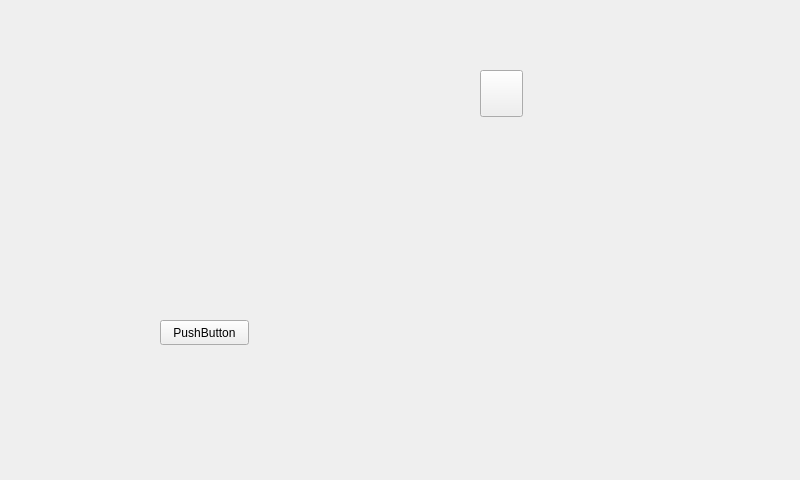
Old version of the form digitbutton.ui in the repository johnchang20/stirrer.
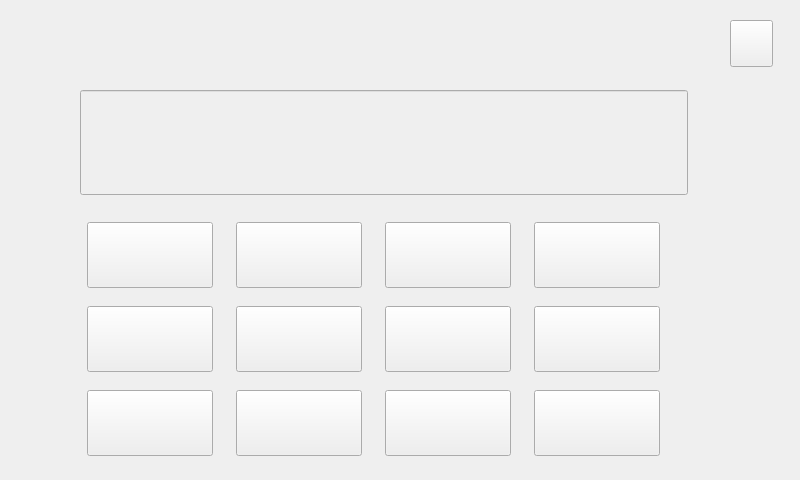
New version of the form. Icons and pictures are not drawn.

```diff
--- a/digitbutton.ui
+++ b/digitbutton.ui
@@ -16,21 +16,8 @@
   <widget class="QPushButton" name="pushButton">
    <property name="geometry">
     <rect>
-     <x>160</x>
-     <y>320</y>
-     <width>89</width>
-     <height>25</height>
-    </rect>
-   </property>
-   <property name="text">
-    <string>PushButton</string>
-   </property>
-  </widget>
-  <widget class="QPushButton" name="pushButton_2">
-   <property name="geometry">
-    <rect>
-     <x>480</x>
-     <y>70</y>
+     <x>730</x>
+     <y>20</y>
      <width>43</width>
      <height>47</height>
     </rect>
@@ -54,6 +41,476 @@
     <string/>
    </property>
   </widget>
+  <widget class="QLineEdit" name="input_area">
+   <property name="enabled">
+    <bool>false</bool>
+   </property>
+   <property name="geometry">
+    <rect>
+     <x>80</x>
+     <y>90</y>
+     <width>608</width>
+     <height>105</height>
+    </rect>
+   </property>
+   <property name="minimumSize">
+    <size>
+     <width>608</width>
+     <height>105</height>
+    </size>
+   </property>
+   <property name="maximumSize">
+    <size>
+     <width>608</width>
+     <height>105</height>
+    </size>
+   </property>
+   <property name="font">
+    <font>
+     <pointsize>40</pointsize>
+    </font>
+   </property>
+   <property name="styleSheet">
+    <string notr="true">QLineEdit{
+	border-image: url(:/pictures/keyboard/input_area.png);
+	color:black;
+}</string>
+   </property>
+   <property name="alignment">
+    <set>Qt::AlignCenter</set>
+   </property>
+   <property name="readOnly">
+    <bool>true</bool>
+   </property>
+  </widget>
+  <widget class="QLabel" name="logo_keyboard">
+   <property name="geometry">
+    <rect>
+     <x>30</x>
+     <y>10</y>
+     <width>156</width>
+     <height>41</height>
+    </rect>
+   </property>
+   <property name="minimumSize">
+    <size>
+     <width>156</width>
+     <height>41</height>
+    </size>
+   </property>
+   <property name="maximumSize">
+    <size>
+     <width>156</width>
+     <height>41</height>
+    </size>
+   </property>
+   <property name="styleSheet">
+    <string notr="true">border-image: url(:/pictures/keyboard/logo_keyboard.png);</string>
+   </property>
+   <property name="text">
+    <string/>
+   </property>
+  </widget>
+  <widget class="QLabel" name="tips">
+   <property name="geometry">
+    <rect>
+     <x>90</x>
+     <y>60</y>
+     <width>270</width>
+     <height>21</height>
+    </rect>
+   </property>
+   <property name="minimumSize">
+    <size>
+     <width>270</width>
+     <height>21</height>
+    </size>
+   </property>
+   <property name="sizeIncrement">
+    <size>
+     <width>270</width>
+     <height>21</height>
+    </size>
+   </property>
+   <property name="styleSheet">
+    <string notr="true">border-image: url(:/pictures/keyboard/tips.png);</string>
+   </property>
+   <property name="text">
+    <string/>
+   </property>
+  </widget>
+  <widget class="QWidget" name="">
+   <property name="geometry">
+    <rect>
+     <x>70</x>
+     <y>210</y>
+     <width>611</width>
+     <height>261</height>
+    </rect>
+   </property>
+   <layout class="QGridLayout" name="gridLayout">
+    <item row="0" column="0">
+     <widget class="QPushButton" name="seven7">
+      <property name="minimumSize">
+       <size>
+        <width>126</width>
+        <height>66</height>
+       </size>
+      </property>
+      <property name="maximumSize">
+       <size>
+        <width>126</width>
+        <height>66</height>
+       </size>
+      </property>
+      <property name="styleSheet">
+       <string notr="true">QPushButton{
+border-image: url(:/pictures/keyboard/7.png);
+}
+QPushButton:pressed{
+	border-image: url(:/pictures/keyboard/7_deep.png);
+}</string>
+      </property>
+      <property name="text">
+       <string/>
+      </property>
+      <property name="checkable">
+       <bool>false</bool>
+      </property>
+     </widget>
+    </item>
+    <item row="0" column="1">
+     <widget class="QPushButton" name="eight8">
+      <property name="minimumSize">
+       <size>
+        <width>126</width>
+        <height>66</height>
+       </size>
+      </property>
+      <property name="maximumSize">
+       <size>
+        <width>126</width>
+        <height>66</height>
+       </size>
+      </property>
+      <property name="styleSheet">
+       <string notr="true">QPushButton{
+border-image: url(:/pictures/keyboard/8.png);
+}
+QPushButton:pressed{
+	border-image: url(:/pictures/keyboard/8_deep.png);
+}</string>
+      </property>
+      <property name="text">
+       <string/>
+      </property>
+      <property name="checkable">
+       <bool>false</bool>
+      </property>
+     </widget>
+    </item>
+    <item row="0" column="2">
+     <widget class="QPushButton" name="nine9">
+      <property name="minimumSize">
+       <size>
+        <width>126</width>
+        <height>66</height>
+       </size>
+      </property>
+      <property name="maximumSize">
+       <size>
+        <width>126</width>
+        <height>66</height>
+       </size>
+      </property>
+      <property name="styleSheet">
+       <string notr="true">QPushButton{
+border-image: url(:/pictures/keyboard/9.png);
+}
+QPushButton:pressed{
+	border-image: url(:/pictures/keyboard/9_deep.png);
+}</string>
+      </property>
+      <property name="text">
+       <string/>
+      </property>
+      <property name="checkable">
+       <bool>false</bool>
+      </property>
+     </widget>
+    </item>
+    <item row="0" column="3">
+     <widget class="QPushButton" name="zero0">
+      <property name="minimumSize">
+       <size>
+        <width>126</width>
+        <height>66</height>
+       </size>
+      </property>
+      <property name="maximumSize">
+       <size>
+        <width>126</width>
+        <height>66</height>
+       </size>
+      </property>
+      <property name="styleSheet">
+       <string notr="true">QPushButton{
+border-image: url(:/pictures/keyboard/0.png);
+}
+QPushButton:pressed{
+	border-image: url(:/pictures/keyboard/0_deep.png);
+}</string>
+      </property>
+      <property name="text">
+       <string/>
+      </property>
+      <property name="checkable">
+       <bool>false</bool>
+      </property>
+     </widget>
+    </item>
+    <item row="1" column="0">
+     <widget class="QPushButton" name="four4">
+      <property name="minimumSize">
+       <size>
+        <width>126</width>
+        <height>66</height>
+       </size>
+      </property>
+      <property name="maximumSize">
+       <size>
+        <width>126</width>
+        <height>66</height>
+       </size>
+      </property>
+      <property name="styleSheet">
+       <string notr="true">QPushButton{
+border-image: url(:/pictures/keyboard/4.png);
+}
+QPushButton:pressed{
+	border-image: url(:/pictures/keyboard/4_deep.png);
+}</string>
+      </property>
+      <property name="text">
+       <string/>
+      </property>
+      <property name="checkable">
+       <bool>false</bool>
+      </property>
+     </widget>
+    </item>
+    <item row="1" column="1">
+     <widget class="QPushButton" name="five5">
+      <property name="minimumSize">
+       <size>
+        <width>126</width>
+        <height>66</height>
+       </size>
+      </property>
+      <property name="maximumSize">
+       <size>
+        <width>126</width>
+        <height>66</height>
+       </size>
+      </property>
+      <property name="styleSheet">
+       <string notr="true">QPushButton{
+border-image: url(:/pictures/keyboard/5.png);
+}
+QPushButton:pressed{
+	border-image: url(:/pictures/keyboard/5_deep.png);
+}</string>
+      </property>
+      <property name="text">
+       <string/>
+      </property>
+      <property name="checkable">
+       <bool>false</bool>
+      </property>
+     </widget>
+    </item>
+    <item row="1" column="2">
+     <widget class="QPushButton" name="six6">
+      <property name="minimumSize">
+       <size>
+        <width>126</width>
+        <height>66</height>
+       </size>
+      </property>
+      <property name="maximumSize">
+       <size>
+        <width>126</width>
+        <height>66</height>
+       </size>
+      </property>
+      <property name="styleSheet">
+       <string notr="true">QPushButton{
+border-image: url(:/pictures/keyboard/6.png);
+}
+QPushButton:pressed{
+	border-image: url(:/pictures/keyboard/6_deep.png);
+}</string>
+      </property>
+      <property name="text">
+       <string/>
+      </property>
+      <property name="checkable">
+       <bool>false</bool>
+      </property>
+     </widget>
+    </item>
+    <item row="1" column="3">
+     <widget class="QPushButton" name="ok">
+      <property name="minimumSize">
+       <size>
+        <width>126</width>
+        <height>66</height>
+       </size>
+      </property>
+      <property name="maximumSize">
+       <size>
+        <width>126</width>
+        <height>66</height>
+       </size>
+      </property>
+      <property name="styleSheet">
+       <string notr="true">QPushButton{
+border-image: url(:/pictures/keyboard/ok.png);
+}
+QPushButton:pressed{
+	border-image: url(:/pictures/keyboard/ok_deep.png);
+}</string>
+      </property>
+      <property name="text">
+       <string/>
+      </property>
+      <property name="checkable">
+       <bool>false</bool>
+      </property>
+     </widget>
+    </item>
+    <item row="2" column="0">
+     <widget class="QPushButton" name="one1">
+      <property name="minimumSize">
+       <size>
+        <width>126</width>
+        <height>66</height>
+       </size>
+      </property>
+      <property name="maximumSize">
+       <size>
+        <width>126</width>
+        <height>66</height>
+       </size>
+      </property>
+      <property name="styleSheet">
+       <string notr="true">QPushButton{
+border-image: url(:/pictures/keyboard/1.png);
+}
+QPushButton:pressed{
+	border-image: url(:/pictures/keyboard/1_deep.png);
+}</string>
+      </property>
+      <property name="text">
+       <string/>
+      </property>
+      <property name="checkable">
+       <bool>false</bool>
+      </property>
+     </widget>
+    </item>
+    <item row="2" column="1">
+     <widget class="QPushButton" name="two2">
+      <property name="minimumSize">
+       <size>
+        <width>126</width>
+        <height>66</height>
+       </size>
+      </property>
+      <property name="maximumSize">
+       <size>
+        <width>126</width>
+        <height>66</height>
+       </size>
+      </property>
+      <property name="styleSheet">
+       <string notr="true">QPushButton{
+border-image: url(:/pictures/keyboard/2.png);
+}
+QPushButton:pressed{
+	border-image: url(:/pictures/keyboard/2_deep.png);
+}</string>
+      </property>
+      <property name="text">
+       <string/>
+      </property>
+      <property name="checkable">
+       <bool>false</bool>
+      </property>
+     </widget>
+    </item>
+    <item row="2" column="2">
+     <widget class="QPushButton" name="three3">
+      <property name="minimumSize">
+       <size>
+        <width>126</width>
+        <height>66</height>
+       </size>
+      </property>
+      <property name="maximumSize">
+       <size>
+        <width>126</width>
+        <height>66</height>
+       </size>
+      </property>
+      <property name="styleSheet">
+       <string notr="true">QPushButton{
+border-image: url(:/pictures/keyboard/3.png);
+}
+QPushButton:pressed{
+	border-image: url(:/pictures/keyboard/3_deep.png);
+}</string>
+      </property>
+      <property name="text">
+       <string/>
+      </property>
+      <property name="checkable">
+       <bool>false</bool>
+      </property>
+     </widget>
+    </item>
+    <item row="2" column="3">
+     <widget class="QPushButton" name="clear">
+      <property name="minimumSize">
+       <size>
+        <width>126</width>
+        <height>66</height>
+       </size>
+      </property>
+      <property name="maximumSize">
+       <size>
+        <width>126</width>
+        <height>66</height>
+       </size>
+      </property>
+      <property name="styleSheet">
+       <string notr="true">QPushButton{
+border-image: url(:/pictures/keyboard/clear.png);
+}
+QPushButton:pressed{
+	border-image: url(:/pictures/keyboard/clear_deep.png);
+}</string>
+      </property>
+      <property name="text">
+       <string/>
+      </property>
+      <property name="checkable">
+       <bool>false</bool>
+      </property>
+     </widget>
+    </item>
+   </layout>
+  </widget>
  </widget>
  <resources/>
  <connections/>
```
Left out of the diff: 2 changed lines with no effect on the pictures.
